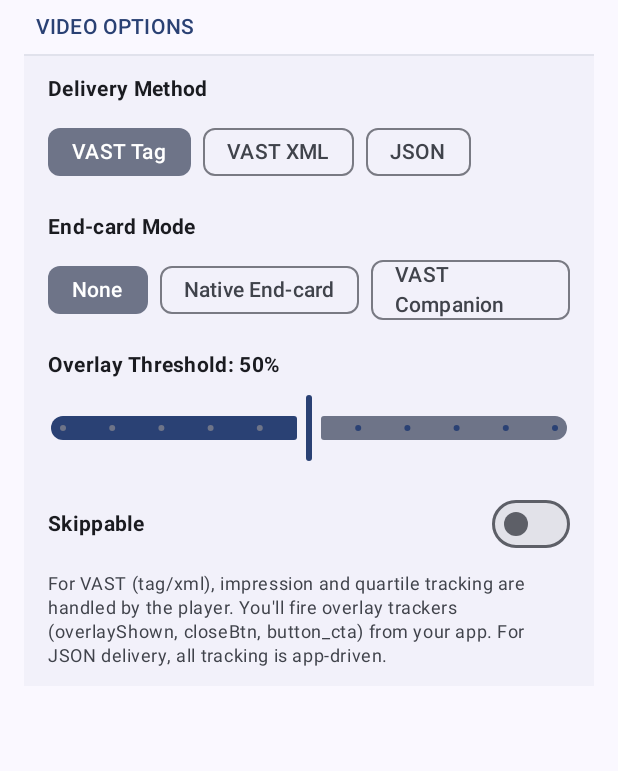
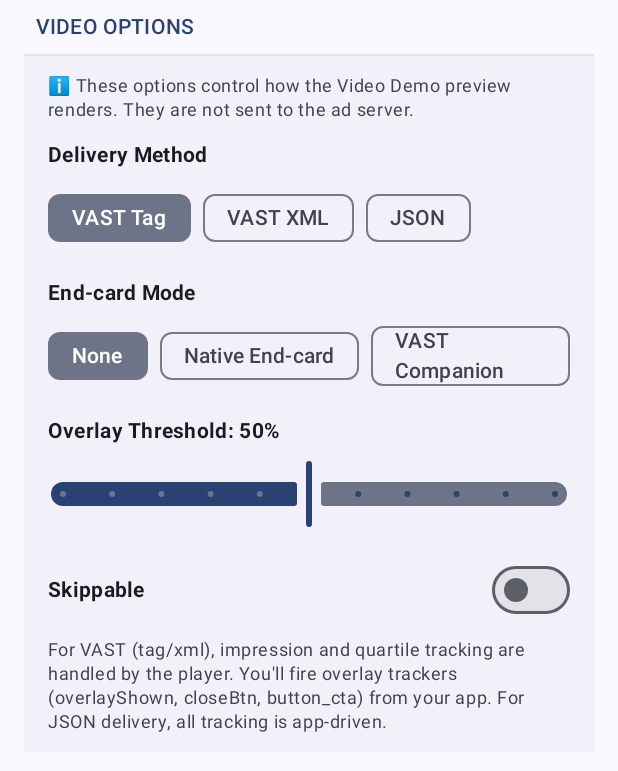
Before and after one commit to admoai/admoai-android, an Android app built with Jetpack Compose: the composable VideoOptionsSection shown on its own in the app's theme, on a phone screen of 412 x 824 dp. Shown: the top 771 px of the screen. Run offline under Robolectric (Android 15) with nearby library versions, the phone set to English and light mode, and no system bars.

Commit message:
docs: Add info disclaimer to VideoOptionsSection

```diff
--- a/sample/src/main/java/com/admoai/sample/ui/components/VideoOptionsSection.kt
+++ b/sample/src/main/java/com/admoai/sample/ui/components/VideoOptionsSection.kt
@@ -45,6 +45,14 @@ fun VideoOptionsSection(
                 .fillMaxWidth()
                 .padding(horizontal = 16.dp, vertical = 12.dp)
         ) {
+            // Info disclaimer
+            Text(
+                text = "ℹ️ These options control how the Video Demo preview renders. They are not sent to the ad server.",
+                style = MaterialTheme.typography.bodySmall,
+                color = MaterialTheme.colorScheme.onSurfaceVariant,
+                modifier = Modifier.padding(bottom = 12.dp)
+            )
+
             // Delivery method
             Text(
                 text = "Delivery Method",
```
